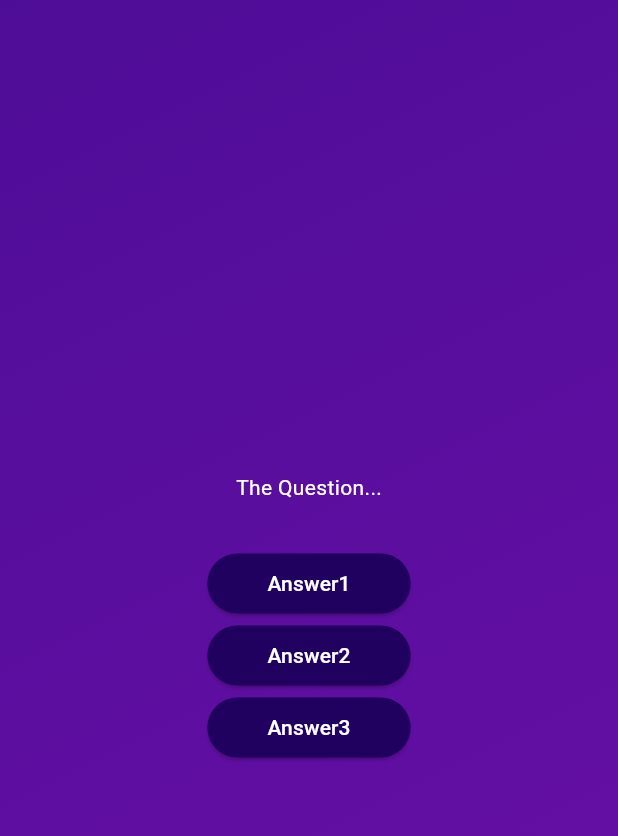
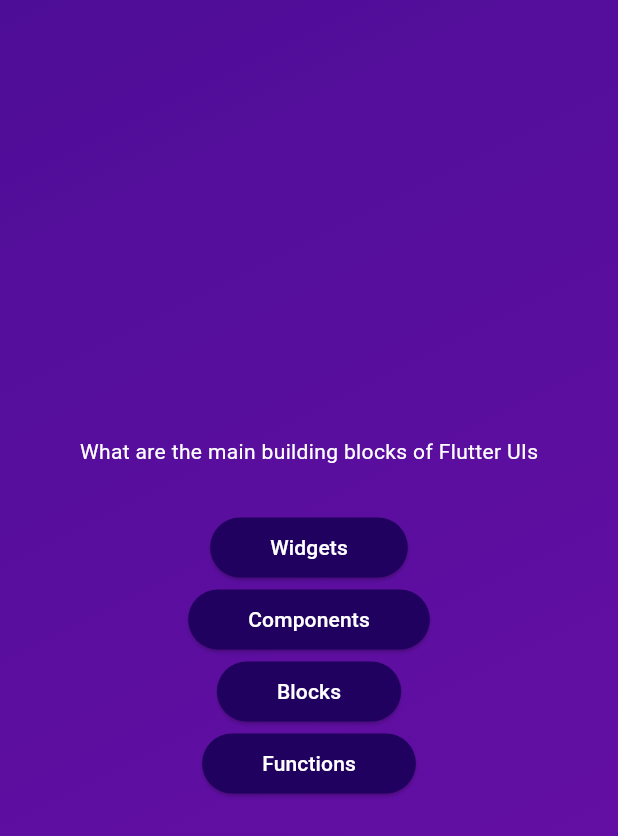
Before and after one commit to ghaith990000/flutter_quiz_app, a Flutter app: the screen it shows after launch, after a tap on "Start Quiz", on a phone screen of 412 x 824 dp. Shown: the top 836 px of the screen. Run offline on Flutter 3.47's test engine with Material 3 defaults, Android fonts, the phone set to English and light mode, and no system bars.

Commit message:
get the answers dynamically using map function

```diff
--- a/lib/data/questions.dart
+++ b/lib/data/questions.dart
@@ -47,4 +47,4 @@ const questions = [
       'By calling updateState()',
     ],
   ),
-]
+];
--- a/lib/questions_screen.dart
+++ b/lib/questions_screen.dart
@@ -1,6 +1,6 @@
 import 'package:flutter/material.dart';
 import 'package:flutter_quiz_application/answer_button.dart';
-
+import 'package:flutter_quiz_application/data/questions.dart';
 class QuestionsScreen extends StatefulWidget{
   const QuestionsScreen({super.key});
   @override
@@ -12,18 +12,19 @@ class QuestionsScreen extends StatefulWidget{
 class _QuestionsScreenState extends State<QuestionsScreen> {
   @override
   Widget build(context){
+    final currentQuestion = questions[0];
     return SizedBox(
       width: double.infinity,
       child: Column(
         mainAxisAlignment: MainAxisAlignment.center,
         children: [
-        const Text('The Question...', style: TextStyle(
+        Text(currentQuestion.text, style: const TextStyle(
           color: Colors.white
         )),
         const SizedBox(height: 30),
-        AnswerButton(answerText: 'Answer1', onTap:(){}),
-        AnswerButton(answerText: 'Answer2', onTap:(){}),
-        AnswerButton(answerText: 'Answer3', onTap:(){}),
+        ...currentQuestion.answers.map((answer){
+          return AnswerButton(answerText: answer, onTap: (){});
+        }),
       ])
     );
   }
```
